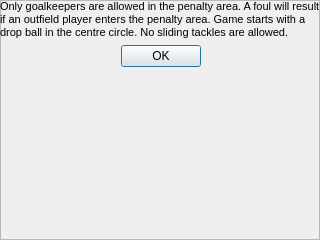
The window that helpFrame.ui (rochford/cutefootball) describes before a commit, drawn with Qt 5.
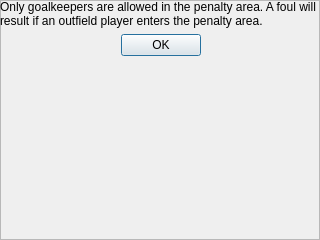
The same window after the commit.

```diff
--- a/helpFrame.ui
+++ b/helpFrame.ui
@@ -31,21 +31,11 @@
    <layout class="QVBoxLayout" name="verticalLayout">
     <item>
      <widget class="QLabel" name="label">
-      <property name="autoFillBackground">
-       <bool>false</bool>
-      </property>
-      <property name="styleSheet">
-       <string notr="true"/>
-      </property>
       <property name="text">
-       <string>&lt;!DOCTYPE HTML PUBLIC &quot;-//W3C//DTD HTML 4.0//EN&quot; &quot;http://www.w3.org/TR/REC-html40/strict.dtd&quot;&gt;
-&lt;html&gt;&lt;head&gt;&lt;meta name=&quot;qrichtext&quot; content=&quot;1&quot; /&gt;&lt;style type=&quot;text/css&quot;&gt;
-p, li { white-space: pre-wrap; }
-&lt;/style&gt;&lt;/head&gt;&lt;body style=&quot; font-family:'MS Shell Dlg 2'; font-size:8.25pt; font-weight:400; font-style:normal;&quot;&gt;
-&lt;p style=&quot; margin-top:0px; margin-bottom:0px; margin-left:0px; margin-right:0px; -qt-block-indent:0; text-indent:0px;&quot;&gt;&lt;span style=&quot; font-size:8pt;&quot;&gt;Only goalkeepers are allowed in the penalty area. A foul will result if an outfield player enters the penalty area. Game starts with a drop ball in the centre circle. No sliding tackles are allowed.&lt;/span&gt;&lt;/p&gt;&lt;/body&gt;&lt;/html&gt;</string>
+       <string>Only goalkeepers are allowed in the penalty area. A foul will result if an outfield player enters the penalty area.</string>
       </property>
-      <property name="scaledContents">
-       <bool>false</bool>
+      <property name="textFormat">
+       <enum>Qt::PlainText</enum>
       </property>
       <property name="wordWrap">
        <bool>true</bool>
```
